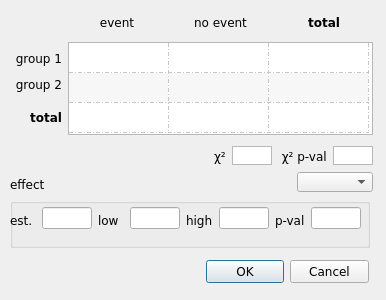
Qt form binary_data_form2.ui (bwallace/OpenMeta-analyst-) before a commit.
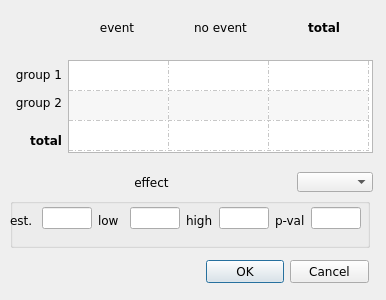
The same form after that commit.

Commit message: changes to binary_data_form ui

```diff
--- a/binary_data_form2.ui
+++ b/binary_data_form2.ui
@@ -65,7 +65,7 @@
     </item>
    </layout>
   </widget>
-  <widget class="QWidget" name="">
+  <widget class="QWidget" name="layoutWidget">
    <property name="geometry">
     <rect>
      <x>10</x>
@@ -264,101 +264,13 @@
           </item>
          </layout>
         </item>
-        <item>
-         <layout class="QHBoxLayout" name="horizontalLayout_3">
-          <item>
-           <spacer name="horizontalSpacer_2">
-            <property name="orientation">
-             <enum>Qt::Horizontal</enum>
-            </property>
-            <property name="sizeHint" stdset="0">
-             <size>
-              <width>188</width>
-              <height>20</height>
-             </size>
-            </property>
-           </spacer>
-          </item>
-          <item>
-           <widget class="QLabel" name="label_11">
-            <property name="font">
-             <font>
-              <family>Verdana</family>
-             </font>
-            </property>
-            <property name="text">
-             <string>χ²</string>
-            </property>
-           </widget>
-          </item>
-          <item>
-           <widget class="QTextEdit" name="chi_txt_box_2">
-            <property name="minimumSize">
-             <size>
-              <width>40</width>
-              <height>19</height>
-             </size>
-            </property>
-            <property name="maximumSize">
-             <size>
-              <width>40</width>
-              <height>19</height>
-             </size>
-            </property>
-            <property name="font">
-             <font>
-              <family>Verdana</family>
-              <pointsize>8</pointsize>
-             </font>
-            </property>
-            <property name="verticalScrollBarPolicy">
-             <enum>Qt::ScrollBarAlwaysOff</enum>
-            </property>
-           </widget>
-          </item>
-          <item>
-           <widget class="QLabel" name="label_12">
-            <property name="font">
-             <font>
-              <family>Verdana</family>
-             </font>
-            </property>
-            <property name="text">
-             <string> χ² p-val</string>
-            </property>
-           </widget>
-          </item>
-          <item>
-           <widget class="QTextEdit" name="chi_p_txt_box_2">
-            <property name="minimumSize">
-             <size>
-              <width>40</width>
-              <height>19</height>
-             </size>
-            </property>
-            <property name="maximumSize">
-             <size>
-              <width>40</width>
-              <height>19</height>
-             </size>
-            </property>
-            <property name="font">
-             <font>
-              <family>Verdana</family>
-              <pointsize>8</pointsize>
-             </font>
-            </property>
-            <property name="verticalScrollBarPolicy">
-             <enum>Qt::ScrollBarAlwaysOff</enum>
-            </property>
-           </widget>
-          </item>
-         </layout>
-        </item>
        </layout>
       </item>
       <item>
        <layout class="QHBoxLayout" name="horizontalLayout_4">
+        <property name="spacing">
+         <number>4</number>
+        </property>
         <item>
          <widget class="QLabel" name="label_13">
           <property name="font">
@@ -370,7 +282,7 @@
            <string>effect</string>
           </property>
           <property name="alignment">
-           <set>Qt::AlignBottom|Qt::AlignLeading|Qt::AlignLeft</set>
+           <set>Qt::AlignCenter</set>
           </property>
          </widget>
         </item>
@@ -581,7 +493,7 @@
     </item>
    </layout>
   </widget>
-  <widget class="QWidget" name="">
+  <widget class="QWidget" name="layoutWidget">
    <property name="geometry">
     <rect>
      <x>0</x>
```
Left out of the diff: 9 changed lines with no effect on the pictures. The commit also changes 1 other file.
